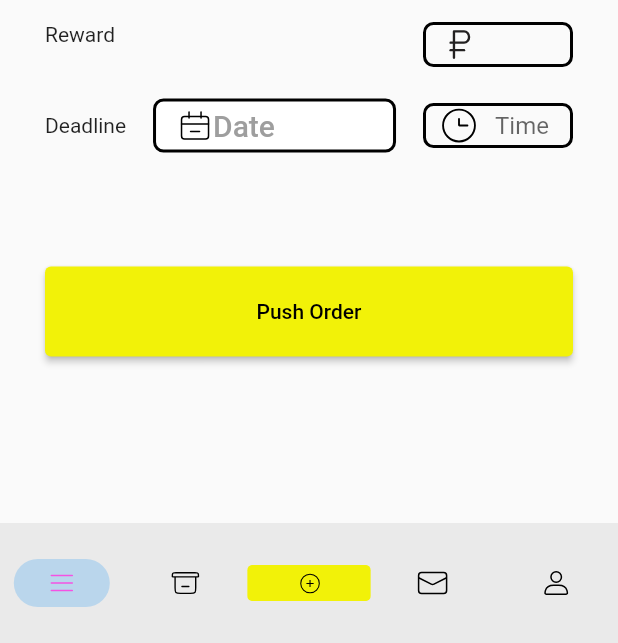
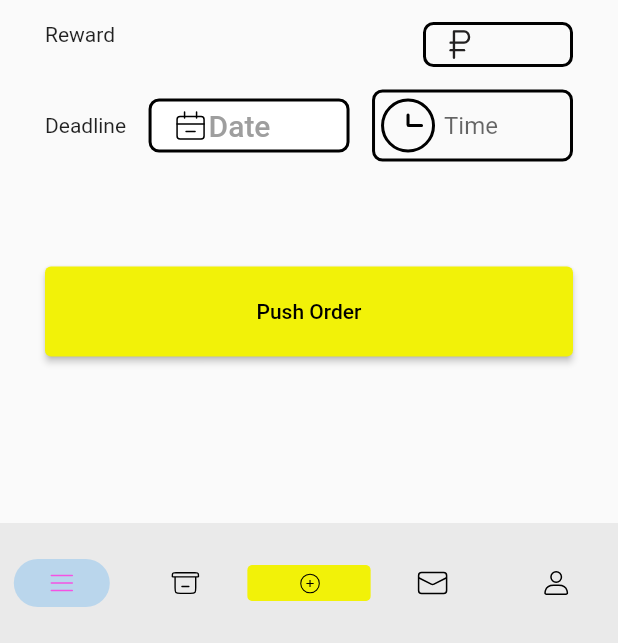
Before and after one commit to InnoSWP/BS21-05-InnoCart, a Flutter app: the OrderFactoryPage screen opened by its route, on a phone screen of 412 x 824 dp, the part 593-1236 px from its top. Run offline on Flutter 3.47's test engine with Material 2 defaults, Android fonts, the phone set to English and light mode, and no system bars; our stand-ins replace cloud_firestore, file_picker, firebase_core, firebase_storage, flip_card, flutter_fadein and 4 more; missing offline and left inert: dart:ffi; accounts and stored records are empty.

Commit message:
merged all

```diff
--- a/lib/CreatingOrderPage/creating_order_screen.dart
+++ b/lib/CreatingOrderPage/creating_order_screen.dart
@@ -290,7 +290,9 @@ class _OrderFactoryPageState extends State<OrderFactoryPage> {
                       mainAxisAlignment: MainAxisAlignment.spaceBetween,
                       children: [
                         const Text('Deadline'),
-                        ElevatedButton(
+                        Flexible(flex: 1, child: Container(margin: EdgeInsets.only(
+                          left: 15
+                        ),child:ElevatedButton(
                             onPressed: () => selectDate(),
                             style: ElevatedButton.styleFrom(
                               primary: Colors.white,
@@ -301,7 +303,7 @@ class _OrderFactoryPageState extends State<OrderFactoryPage> {
                               side: const BorderSide(
                                   color: Colors.black, width: 2),
                             ),
-                            child: SizedBox(
+                            child: Container(
                                 width: 130,
                                 height: 30,
                                 child: Row(
@@ -314,11 +316,10 @@ class _OrderFactoryPageState extends State<OrderFactoryPage> {
                                           color: Colors.grey, fontSize: 20),
                                     ),
                                   ],
-                                ))),
-                        SizedBox(
-                          width: 100,
-                          height: 30,
-                          child: TextField(
+                                ))))),
+                        Flexible(
+                          flex: 1,
+                          child: Container(margin: EdgeInsets.only(left: 15), child: TextField(
                             onChanged: (text) {},
                             decoration: InputDecoration(
                               border: OutlineInputBorder(
@@ -338,7 +339,7 @@ class _OrderFactoryPageState extends State<OrderFactoryPage> {
                                   'assets/icons/Time_light.svg'),
                               contentPadding: EdgeInsets.only(top: 7, left: 5),
                             ),
-                          ),
+                          ),),
                         ),
                       ],
                     ),
--- a/lib/LogInPage/logging_page.dart
+++ b/lib/LogInPage/logging_page.dart
@@ -74,6 +74,7 @@ class _LogInPageState extends State<LogInPage> {
               SizedBox(
                 height: 40,
                 child: TextField(
+                  obscureText: true,
                   onChanged: (text) {
                     curPass = text;
                   },
--- a/lib/ProfilePages/profile_screen.dart
+++ b/lib/ProfilePages/profile_screen.dart
@@ -38,9 +38,9 @@ class _ProfilePageState extends State<ProfilePage> {
     return GestureDetector(
         onHorizontalDragEnd: ((DragEndDetails details) {
           if (widget.ok == 0) {
-            if (details.primaryVelocity! < 0.0) {
+            if (details.primaryVelocity! < 3.0) {
               pageUpdate((selectedPage + 1) % 5, context);
-            } else if (details.primaryVelocity! > 0.0) {
+            } else if (details.primaryVelocity! > 3.0) {
               pageUpdate((selectedPage + 4) % 5, context);
             }
           }
--- a/lib/RegistrationPage/registration_screen.dart
+++ b/lib/RegistrationPage/registration_screen.dart
@@ -155,12 +155,14 @@ class _RegScreenState extends State<RegScreen> {
               SizedBox(
                 height: 40,
                 child: TextField(
+                  obscureText: true,
                   onChanged: (text) {
                     rawData['password'] = text;
                   },
                   decoration: const InputDecoration(
                     border: OutlineInputBorder(),
                     hintText: 'Enter password',
+
                   ),
                 ),
               ),
```
